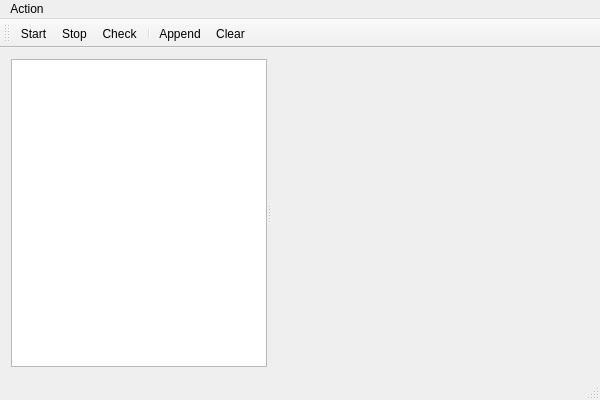
igoriok/domaincomparer, file MainWindow.ui: the form before one commit.
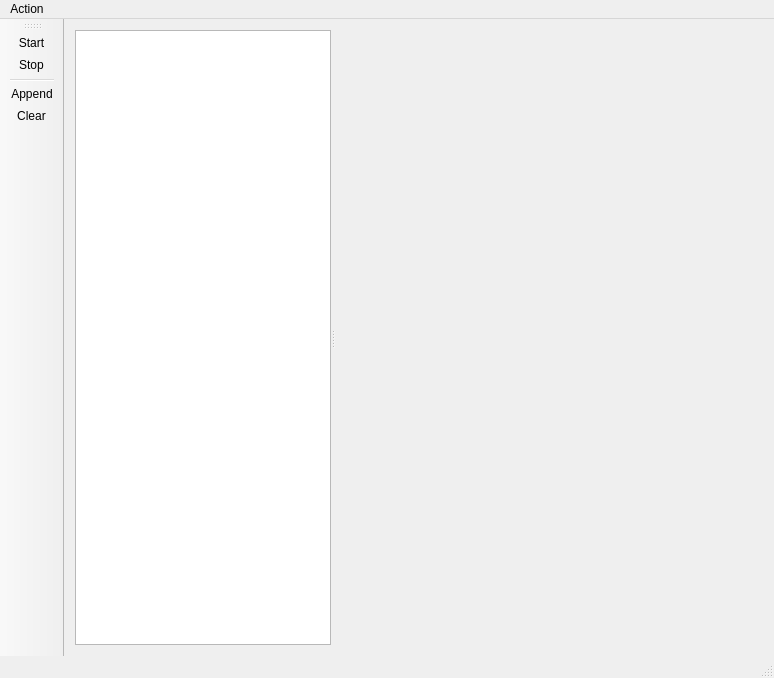
The form after the commit. Custom widgets are drawn as their Qt base class.

The edit to the form file:
```diff
--- a/MainWindow.ui
+++ b/MainWindow.ui
@@ -6,8 +6,8 @@
    <rect>
     <x>0</x>
     <y>0</y>
-    <width>600</width>
-    <height>400</height>
+    <width>774</width>
+    <height>678</height>
    </rect>
   </property>
   <property name="windowTitle">
@@ -38,8 +38,8 @@
     <rect>
      <x>0</x>
      <y>0</y>
-     <width>600</width>
-     <height>24</height>
+     <width>774</width>
+     <height>21</height>
     </rect>
    </property>
    <widget class="QMenu" name="menuAction">
@@ -53,14 +53,13 @@
   </widget>
   <widget class="QToolBar" name="mainToolBar">
    <attribute name="toolBarArea">
-    <enum>TopToolBarArea</enum>
+    <enum>LeftToolBarArea</enum>
    </attribute>
    <attribute name="toolBarBreak">
     <bool>false</bool>
    </attribute>
    <addaction name="actionStart"/>
    <addaction name="actionStop"/>
-   <addaction name="actionCheck"/>
    <addaction name="separator"/>
    <addaction name="actionAppend"/>
    <addaction name="actionClear"/>
@@ -71,11 +70,6 @@
     <string>Clear</string>
    </property>
   </action>
-  <action name="actionCheck">
-   <property name="text">
-    <string>Check</string>
-   </property>
-  </action>
   <action name="actionStart">
    <property name="text">
     <string>Start</string>
```
Left out of the diff: 4 changed lines with no effect on the pictures.
